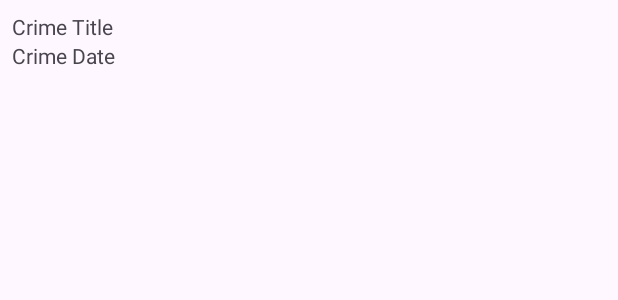
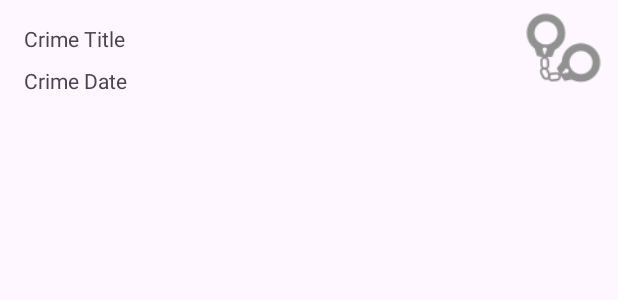
Before and after one commit to sashakanash/CriminalIntent, an Android app: the layout list_item_crime.xml on its own in the app's theme, with its tools: preview values and no code run, on a phone screen of 412 x 824 dp. Shown: the top 300 px of the screen. Run offline under Robolectric (Android 15) with nearby library versions, the phone set to English and light mode, and no system bars.

Commit message:
Добавлена иконка наручников

```diff
--- a/app/src/main/java/com/sample/criminalintent/CrimeListFragment.kt
+++ b/app/src/main/java/com/sample/criminalintent/CrimeListFragment.kt
@@ -5,6 +5,7 @@ import android.util.Log
 import android.view.LayoutInflater
 import android.view.View
 import android.view.ViewGroup
+import android.widget.ImageView
 import android.widget.TextView
 import android.widget.Toast
 import androidx.fragment.app.Fragment
@@ -39,6 +40,7 @@ class CrimeListFragment: Fragment() {
         private lateinit var crime: Crime
         private val titleTextView: TextView = itemView.findViewById(R.id.crime_title)
         private val dateTextView: TextView = itemView.findViewById(R.id.crime_date)
+        private val solvedImageView: ImageView = itemView.findViewById(R.id.crime_solved)
 
         init {
             itemView.setOnClickListener(this)
@@ -48,6 +50,11 @@ class CrimeListFragment: Fragment() {
             this.crime = crime
             titleTextView.text = this.crime.title
             dateTextView.text = this.crime.date.toString()
+            solvedImageView.visibility = if(crime.isSolved) {
+                View.VISIBLE
+            } else {
+                View.GONE
+            }
         }
 
         override fun onClick(v: View?) {
--- a/app/src/main/res/layout/list_item_crime.xml
+++ b/app/src/main/res/layout/list_item_crime.xml
@@ -1,19 +1,50 @@
 <?xml version="1.0" encoding="utf-8"?>
-<LinearLayout xmlns:android="http://schemas.android.com/apk/res/android"
-    android:orientation="vertical"
+<androidx.constraintlayout.widget.ConstraintLayout xmlns:android="http://schemas.android.com/apk/res/android"
+    xmlns:app="http://schemas.android.com/apk/res-auto"
+    xmlns:tools="http://schemas.android.com/tools"
+    android:id="@+id/linearLayout"
     android:layout_width="match_parent"
-    android:layout_height="wrap_content"
-    android:padding="8dp">
+    android:layout_height="wrap_content">
 
     <TextView
-        android:layout_width="match_parent"
+        android:id="@+id/crime_title"
+        android:layout_width="0dp"
         android:layout_height="wrap_content"
-        android:id="@+id/crime_title"
-        android:text="Crime Title"/>
+        android:layout_marginStart="16dp"
+        android:layout_marginTop="16dp"
+        android:layout_marginEnd="8dp"
+        android:text="Crime Title"
+        app:layout_constraintEnd_toStartOf="@+id/crime_solved"
+        app:layout_constraintStart_toStartOf="parent"
+        app:layout_constraintTop_toTopOf="parent"
+        app:layout_constraintVertical_chainStyle="packed" />
+
     <TextView
-        android:layout_width="match_parent"
+        android:id="@+id/crime_date"
+        android:layout_width="0dp"
         android:layout_height="wrap_content"
-        android:id="@+id/crime_date"
-        android:text="Crime Date"/>
+        android:layout_marginStart="16dp"
+        android:layout_marginTop="8dp"
+        android:layout_marginEnd="8dp"
+        android:text="Crime Date"
+        app:layout_constraintBottom_toBottomOf="parent"
+        app:layout_constraintEnd_toStartOf="@+id/crime_solved"
+        app:layout_constraintHorizontal_bias="0.0"
+        app:layout_constraintStart_toStartOf="parent"
+        app:layout_constraintTop_toBottomOf="@+id/crime_title" />
 
-</LinearLayout>
+    <ImageView
+        android:id="@+id/crime_solved"
+        android:layout_width="56dp"
+        android:layout_height="48dp"
+        android:layout_marginTop="8dp"
+        android:layout_marginEnd="8dp"
+        android:layout_marginBottom="8dp"
+        app:layout_constraintBottom_toBottomOf="parent"
+        app:layout_constraintEnd_toEndOf="parent"
+        app:layout_constraintHorizontal_bias="0.486"
+        app:layout_constraintTop_toTopOf="parent"
+        app:layout_constraintVertical_bias="0.0"
+        app:srcCompat="@drawable/ic_solved" />
+
+</androidx.constraintlayout.widget.ConstraintLayout>
```
Also changed, not shown: app/src/main/res/drawable-hdpi/ic_solved.png (added), app/src/main/res/drawable-mdpi/ic_solved.png (added), app/src/main/res/drawable-xhdpi/ic_solved.png (added), app/src/main/res/drawable-xxhdpi/ic_solved.png (added), app/src/main/res/drawable-xxxhdpi/ic_solved.png (added).
